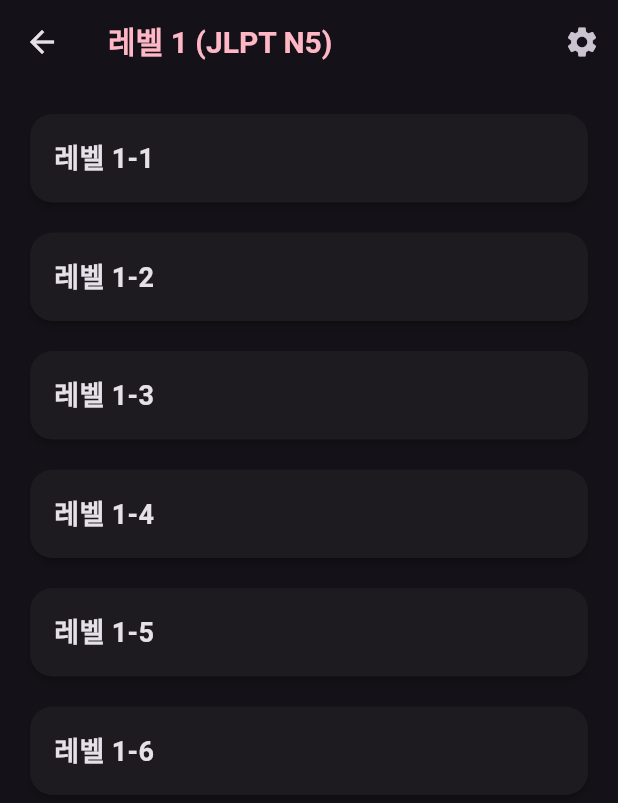
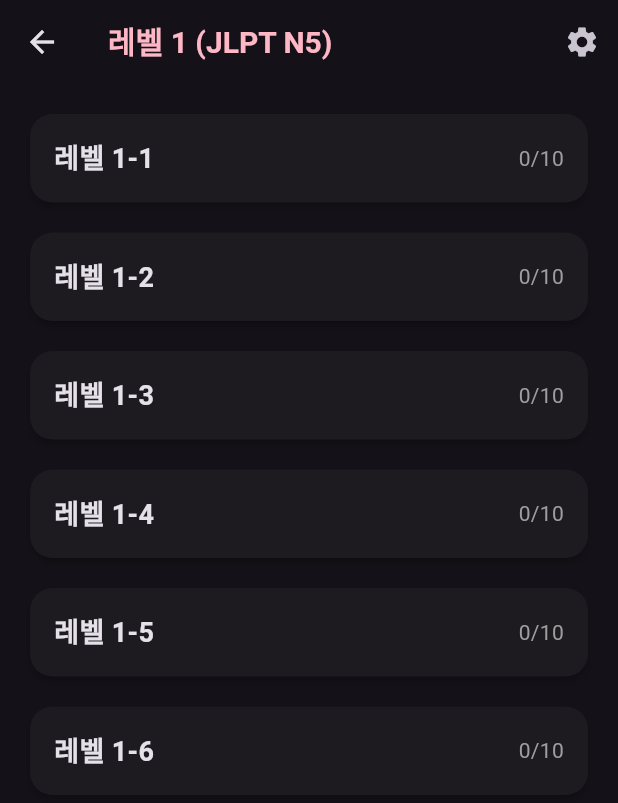
Before and after one commit to yoosukkim-create/Japanese, a Flutter app: the screen it shows after launch, after a tap on "레벨 1 (JLPT N5)", on a phone screen of 412 x 824 dp. Shown: the top 803 px of the screen. Run offline on Flutter 3.47's test engine with Material 3 defaults, Android fonts, the phone set to English and light mode, and no system bars; our stand-ins replace shared_preferences.

Commit message:
feat: Add word number UI

```diff
--- a/lib/providers/study_provider.dart
+++ b/lib/providers/study_provider.dart
@@ -3,6 +3,7 @@ import 'dart:math' show Random;
 import 'package:flutter/material.dart';
 import 'package:shared_preferences/shared_preferences.dart';
 import 'package:japanese/models/word_study_state.dart';
+import 'package:japanese/models/japanese_level.dart';
 
 class StudyProvider extends ChangeNotifier {
   final Map<String, WordStudyState> _wordStates = {};
@@ -164,4 +165,42 @@ class StudyProvider extends ChangeNotifier {
 
     return shuffledWords;
   }
+
+  // 특정 단어 목록의 학습 현황을 반환하는 메서드
+  String getProgressText(List<Map<String, dynamic>> words) {
+    int totalWords = words.length;
+    int studiedWords = words.where((word) {
+      final state = getWordState(word['id'].toString());
+      return state != null;
+    }).length;
+
+    return '$studiedWords/$totalWords';
+  }
+
+  // 레벨의 전체 학습 현황을 반환하는 메서드
+  String getLevelProgressText(Map<String, SubLevel> subLevels) {
+    int totalWords = 0;
+    int studiedWords = 0;
+
+    subLevels.forEach((_, subLevel) {
+      totalWords += subLevel.words.length;
+      studiedWords += subLevel.words.where((word) {
+        final state = getWordState('${word.word}_${word.reading}');
+        return state != null;
+      }).length;
+    });
+
+    return '$studiedWords/$totalWords';
+  }
+
+  // 서브레벨의 학습 현황을 반환하는 메서드
+  String getSubLevelProgressText(List<WordCard> words) {
+    int totalWords = words.length;
+    int studiedWords = words.where((word) {
+      final state = getWordState('${word.word}_${word.reading}');
+      return state != null;
+    }).length;
+
+    return '$studiedWords/$totalWords';
+  }
 }
--- a/lib/views/screens/level_list_screen.dart
+++ b/lib/views/screens/level_list_screen.dart
@@ -3,6 +3,7 @@ import 'package:provider/provider.dart';
 import '../../models/japanese_level.dart';
 import '../../providers/theme_provider.dart';
 import 'sublevel_screen.dart';
+import '../../providers/study_provider.dart';
 
 // 메인 레벨 선택 화면
 class LevelListScreen extends StatelessWidget {
@@ -30,6 +31,8 @@ class LevelButton extends StatelessWidget {
 
   @override
   Widget build(BuildContext context) {
+    final studyProvider = Provider.of<StudyProvider>(context);
+
     return Padding(
       padding: const EdgeInsets.only(bottom: 12.0),
       child: Card(
@@ -49,12 +52,24 @@ class LevelButton extends StatelessWidget {
           },
           child: Padding(
             padding: const EdgeInsets.all(16.0),
-            child: Text(
-              level.title,
-              style: const TextStyle(
-                fontSize: 18,
-                fontWeight: FontWeight.bold,
-              ),
+            child: Row(
+              mainAxisAlignment: MainAxisAlignment.spaceBetween,
+              children: [
+                Text(
+                  level.title,
+                  style: const TextStyle(
+                    fontSize: 18,
+                    fontWeight: FontWeight.bold,
+                  ),
+                ),
+                Text(
+                  studyProvider.getLevelProgressText(level.subLevels),
+                  style: const TextStyle(
+                    fontSize: 14,
+                    color: Colors.grey,
+                  ),
+                ),
+              ],
             ),
           ),
         ),
--- a/lib/views/screens/sublevel_screen.dart
+++ b/lib/views/screens/sublevel_screen.dart
@@ -4,6 +4,7 @@ import 'word_list_screen.dart';
 import 'package:provider/provider.dart';
 import '../../providers/theme_provider.dart';
 import 'settings_screen.dart';
+import '../../providers/study_provider.dart';
 
 // 서브 레벨 선택 화면
 class SubLevelScreen extends StatelessWidget {
@@ -14,6 +15,7 @@ class SubLevelScreen extends StatelessWidget {
   @override
   Widget build(BuildContext context) {
     final themeProvider = Provider.of<ThemeProvider>(context);
+    final studyProvider = Provider.of<StudyProvider>(context);
 
     return Scaffold(
       appBar: AppBar(
@@ -69,12 +71,26 @@ class SubLevelScreen extends StatelessWidget {
                 },
                 child: Padding(
                   padding: const EdgeInsets.all(16.0),
-                  child: Text(
-                    key,
-                    style: const TextStyle(
-                      fontSize: 18,
-                      fontWeight: FontWeight.bold,
-                    ),
+                  child: Row(
+                    mainAxisAlignment: MainAxisAlignment.spaceBetween,
+                    children: [
+                      Text(
+                        key,
+                        style: const TextStyle(
+                          fontSize: 18,
+                          fontWeight: FontWeight.bold,
+                        ),
+                      ),
+                      Text(
+                        studyProvider.getSubLevelProgressText(
+                          level.subLevels[key]!.words,
+                        ),
+                        style: const TextStyle(
+                          fontSize: 14,
+                          color: Colors.grey,
+                        ),
+                      ),
+                    ],
                   ),
                 ),
               ),
```
